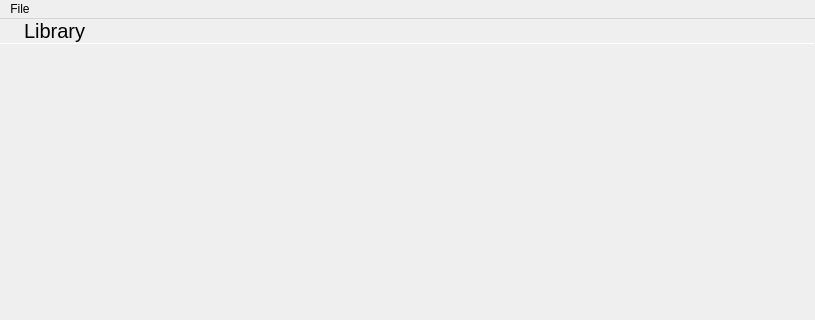
First picture: the form in librarywindow.ui, repository theCheeseboard/thephoto, before the edit; both pictures show x 0 to 815 and y 0 to 320 of the 815 by 593 pixel window.
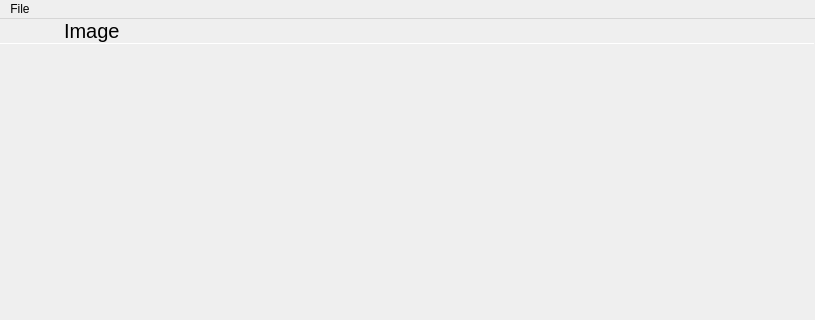
Second picture: the form after the edit. The open tabs and pages were chosen to show the change. Icons and pictures are not drawn. Custom widgets are drawn as their Qt base class.

Commit message: Switch between images with arrow keys

Diff of the .ui file:
```diff
--- a/librarywindow.ui
+++ b/librarywindow.ui
@@ -85,7 +85,10 @@
        </item>
        <item>
         <widget class="tStackedWidget" name="headerBar">
-         <widget class="QWidget" name="mainHeaderPage">
+         <property name="currentIndex">
+          <number>0</number>
+         </property>
+         <widget class="QWidget" name="mainHeader">
           <layout class="QHBoxLayout" name="horizontalLayout_3">
            <property name="spacing">
             <number>0</number>
@@ -125,7 +128,66 @@
            </item>
           </layout>
          </widget>
-         <widget class="QWidget" name="page_2"/>
+         <widget class="QWidget" name="imageHeader">
+          <layout class="QHBoxLayout" name="horizontalLayout_4">
+           <property name="spacing">
+            <number>0</number>
+           </property>
+           <property name="leftMargin">
+            <number>0</number>
+           </property>
+           <property name="topMargin">
+            <number>0</number>
+           </property>
+           <property name="rightMargin">
+            <number>0</number>
+           </property>
+           <property name="bottomMargin">
+            <number>0</number>
+           </property>
+           <item>
+            <widget class="QPushButton" name="backButton">
+             <property name="sizePolicy">
+              <sizepolicy hsizetype="Preferred" vsizetype="Preferred">
+               <horstretch>0</horstretch>
+               <verstretch>0</verstretch>
+              </sizepolicy>
+             </property>
+             <property name="text">
+              <string/>
+             </property>
+             <property name="icon">
+              <iconset resource="icons.qrc">
+               <normaloff>:/icons/go-previous.svg</normaloff>:/icons/go-previous.svg</iconset>
+             </property>
+             <property name="flat">
+              <bool>true</bool>
+             </property>
+            </widget>
+           </item>
+           <item>
+            <widget class="QLabel" name="label_4">
+             <property name="sizePolicy">
+              <sizepolicy hsizetype="Expanding" vsizetype="Preferred">
+               <horstretch>0</horstretch>
+               <verstretch>0</verstretch>
+              </sizepolicy>
+             </property>
+             <property name="font">
+              <font>
+               <pointsize>15</pointsize>
+              </font>
+             </property>
+             <property name="text">
+              <string>Image</string>
+             </property>
+             <property name="margin">
+              <number>9</number>
+             </property>
+            </widget>
+           </item>
+          </layout>
+         </widget>
         </widget>
        </item>
       </layout>
```
The commit also changes 32 other files.
